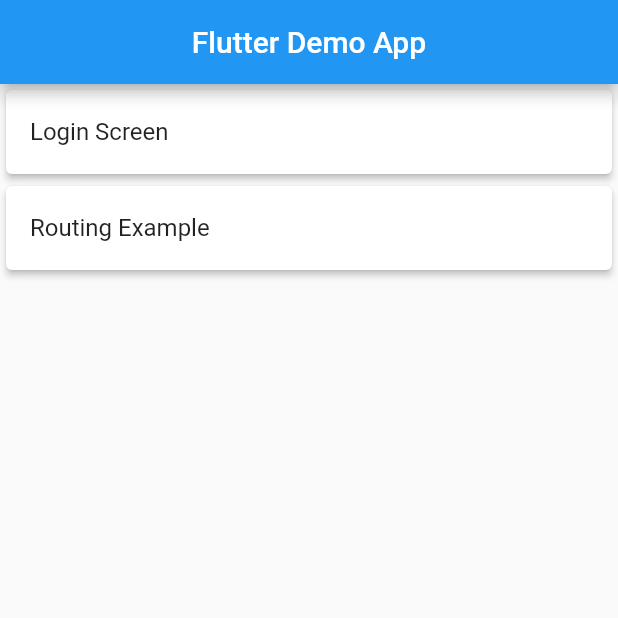
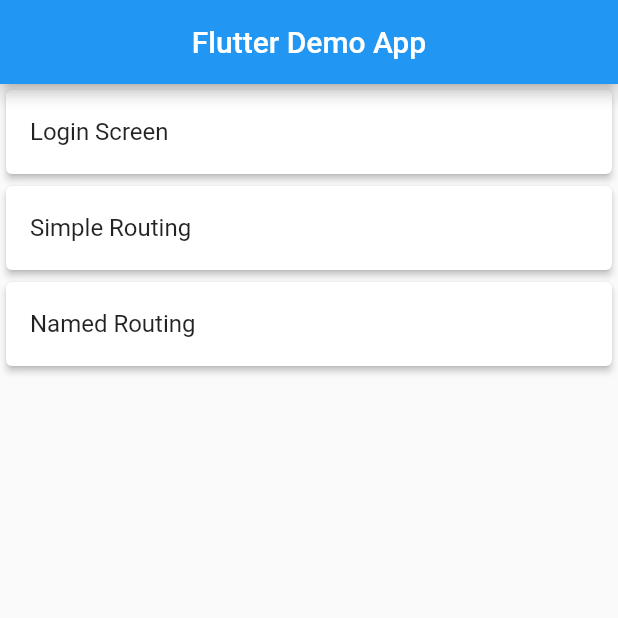
Before and after one commit to grishabh1992/flutter-learn, a Flutter app: the screen it shows after launch, on a phone screen of 412 x 824 dp, the top half of it. Run offline on Flutter 3.47's test engine with Material 2 defaults, Android fonts, the phone set to English and light mode, and no system bars.

Commit message:
Implement Navigation Add model for navigation at landing page

```diff
--- /dev/null
+++ b/lib/models/genreal.dart
@@ -0,0 +1,11 @@
+import 'package:flutter/material.dart';
+
+class Item {
+  String name;
+  Widget screen;
+
+  Item.formObject(dynamic o) {
+    this.name = o['name'];
+    this.screen = o['screen'];
+  }
+}
--- a/lib/screens/landing.dart
+++ b/lib/screens/landing.dart
@@ -1,9 +1,14 @@
 import 'package:flutter/material.dart';
+import 'package:flutter_learn/models/genreal.dart';
 import 'package:flutter_learn/screens/login.dart';
 
 class LandingPage extends StatelessWidget {
+  final List<Item> items = [
+    Item.formObject({ 'name' :'Login Screen', 'screen' : LoginScreen()}),
+    Item.formObject({ 'name' :'Simple Routing', 'screen' : LoginScreen()}),
+    Item.formObject({ 'name' :'Named Routing', 'screen' : LoginScreen()})
+  ];
 
-  final items = [ 'Login Screen', 'Routing Example'];
   @override
   Widget build(BuildContext context) {
     return Scaffold(
@@ -18,23 +23,17 @@ class LandingPage extends StatelessWidget {
             color: Colors.white,
             elevation: 2.0,
             child: ListTile(
-              title: Text(this.items[position]),
-              onTap: () {
+              title: Text(this.items[position].name.toString()),
+              onTap: () async {
                 debugPrint("Tapped");
-                // setState(() {
-                  navigate(LoginScreen);
-                // });
+                  await Navigator.push(context, MaterialPageRoute(builder: (context) => this.items[position].screen));
               }
             ),
           );
         },
-        itemCount: 2,
+        itemCount: items.length,
       )
     );
   }
 
-  navigate(className) async {
-    // await Navigator.push(
-    //     context, MaterialPageRoute(builder: (context) => className()));
-  }
 }
```
Also changed, not shown: lib/screens/login.dart (+0 -14 lines).
